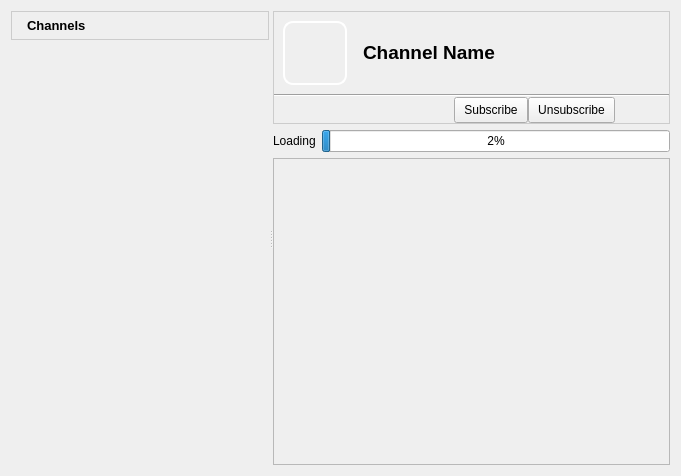
Old version of the form retroshare-gui/src/gui/ChannelFeed.ui in the repository RetroShare/RetroShare.
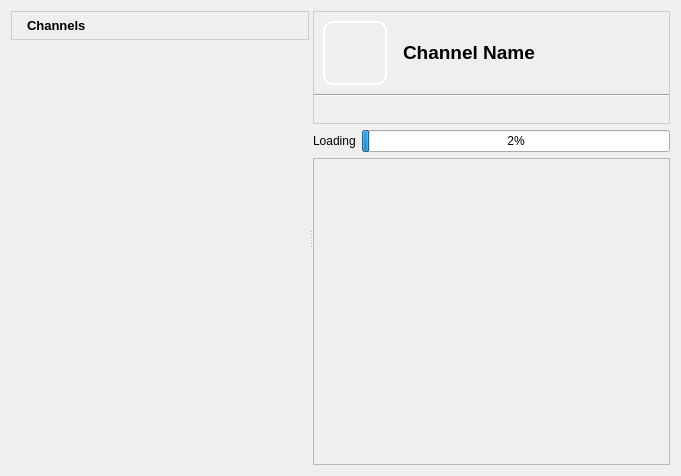
New version of the form. Icons and pictures are not drawn. Custom widgets are drawn as their Qt base class.

Commit message: moved channel action menu into right click, for better consistency

```diff
--- a/retroshare-gui/src/gui/ChannelFeed.ui
+++ b/retroshare-gui/src/gui/ChannelFeed.ui
@@ -298,100 +298,6 @@
             <property name="rightMargin">
              <number>2</number>
             </property>
-            <item row="0" column="4">
-             <widget class="QPushButton" name="unsubscribeButton">
-              <property name="sizePolicy">
-               <sizepolicy hsizetype="Minimum" vsizetype="Fixed">
-                <horstretch>0</horstretch>
-                <verstretch>0</verstretch>
-               </sizepolicy>
-              </property>
-              <property name="minimumSize">
-               <size>
-                <width>0</width>
-                <height>26</height>
-               </size>
-              </property>
-              <property name="toolTip">
-               <string>Unsubcribe To Channel</string>
-              </property>
-              <property name="styleSheet">
-               <string notr="true">QToolButton, QPushButton, QComboBox { 
-border-image: url(:/images/btn_26.png) 4;
-border-width: 4;
-padding: 0px 6px;
-font-size: 12px;
-}
-
-QToolButton:hover, QPushButton:hover, QComboBox:hover { 
-border-image: url(:/images/btn_26_hover.png) 4;
-}
-
-QToolButton:disabled, QPushButton:disabled, QComboBox::disabled {
-color:gray;
-}
-
-QToolButton:pressed, QPushButton:pressed{
-border-image: url(:/images/btn_26_pressed.png) 4;
-}</string>
-              </property>
-              <property name="text">
-               <string>Unsubscribe</string>
-              </property>
-             </widget>
-            </item>
-            <item row="0" column="3">
-             <widget class="QPushButton" name="subscribeButton">
-              <property name="sizePolicy">
-               <sizepolicy hsizetype="Minimum" vsizetype="Fixed">
-                <horstretch>0</horstretch>
-                <verstretch>0</verstretch>
-               </sizepolicy>
-              </property>
-              <property name="minimumSize">
-               <size>
-                <width>0</width>
-                <height>26</height>
-               </size>
-              </property>
-              <property name="maximumSize">
-               <size>
-                <width>16777215</width>
-                <height>26</height>
-               </size>
-              </property>
-              <property name="toolTip">
-               <string>Subscribe To Channel</string>
-              </property>
-              <property name="styleSheet">
-               <string notr="true">QToolButton, QPushButton, QComboBox { 
-border-image: url(:/images/btn_26.png) 4;
-border-width: 4;
-padding: 0px 6px;
-font-size: 12px;
-}
-
-QToolButton:hover, QPushButton:hover, QComboBox:hover { 
-border-image: url(:/images/btn_26_hover.png) 4;
-}
-
-QToolButton:disabled, QPushButton:disabled, QComboBox::disabled {
-color:gray;
-}
-
-QToolButton:pressed, QPushButton:pressed{
-border-image: url(:/images/btn_26_pressed.png) 4;
-}</string>
-              </property>
-              <property name="text">
-               <string>Subscribe</string>
-              </property>
-              <property name="icon">
-               <iconset resource="images.qrc">
-                <normaloff>:/images/konqsidebar_news16.png</normaloff>:/images/konqsidebar_news16.png</iconset>
-              </property>
-             </widget>
-            </item>
             <item row="0" column="2">
              <spacer name="horizontalSpacer">
               <property name="orientation">
```
Left out of the diff: 42 changed lines with no effect on the pictures. The commit also changes 1 other file.
